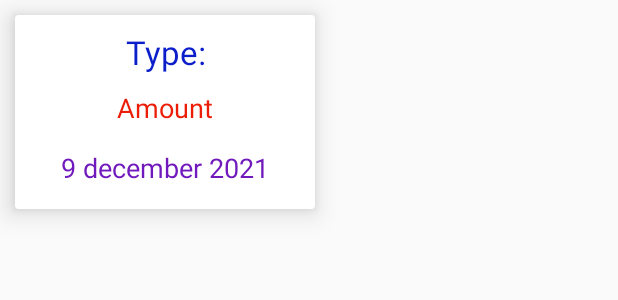
After one commit to CoteleaMarius/Expense-Manager, an Android app: the layout dashboard_expense.xml on its own in the app's theme, with its tools: preview values and no code run, on a phone screen of 412 x 824 dp. The commit adds this screen. Shown: the top 300 px of the screen. Run offline under Robolectric (Android 15) with nearby library versions, the phone set to English and light mode, and no system bars.

```diff
--- /dev/null
+++ b/app/src/main/res/layout/dashboard_expense.xml
@@ -0,0 +1,46 @@
+<?xml version="1.0" encoding="utf-8"?>
+<androidx.cardview.widget.CardView xmlns:android="http://schemas.android.com/apk/res/android"
+    xmlns:app="http://schemas.android.com/apk/res-auto"
+    android:layout_width="200dp"
+    android:layout_height="wrap_content"
+    android:layout_margin="10dp"
+    android:elevation="5dp"
+    app:cardElevation="10dp">
+
+    <LinearLayout
+        android:layout_width="match_parent"
+        android:layout_height="wrap_content"
+        android:layout_margin="10dp"
+        android:orientation="vertical">
+
+        <TextView
+            android:id="@+id/typeExpenseds"
+            android:layout_width="match_parent"
+            android:layout_height="wrap_content"
+            android:gravity="center"
+            android:text="Type:"
+            android:textAppearance="?android:textAppearanceLarge"
+            android:textColor="@color/nav_header" />
+
+        <TextView
+            android:id="@+id/amountExpenseds"
+            android:layout_width="match_parent"
+            android:layout_height="wrap_content"
+            android:layout_marginTop="10dp"
+            android:gravity="center"
+            android:text="Amount"
+            android:textColor="@color/expense_amount"
+            android:textAppearance="?android:textAppearanceMedium" />
+
+        <TextView
+            android:id="@+id/dateExpenseds"
+            android:layout_width="match_parent"
+            android:layout_height="wrap_content"
+            android:layout_marginTop="10dp"
+            android:gravity="center"
+            android:padding="5dp"
+            android:text="9 december 2021"
+            android:textAppearance="?android:textAppearanceMedium"
+            android:textColor="@color/income_color" />
+    </LinearLayout>
+</androidx.cardview.widget.CardView>
--- a/app/src/main/res/menu/navmenu.xml
+++ b/app/src/main/res/menu/navmenu.xml
@@ -12,4 +12,7 @@
         android:id="@+id/expense"
         android:icon="@drawable/expense"
         android:title="Expense" />
+    <item android:id="@+id/logout"
+        android:title="Log out"
+        android:icon="@drawable/logout"/>
 </menu>
```
Also changed, not shown: app/src/main/java/com/example/expensemanager/DashboardFragment.java (+93 -2 lines), app/src/main/java/com/example/expensemanager/HomeActivity.java (+8 -0 lines), app/src/main/res/drawable-anydpi/logout.xml (added, +11 -0 lines), app/src/main/res/layout/dashboard_income.xml (added, +45 -0 lines), app/src/main/res/drawable-hdpi/logout.png (added), app/src/main/res/drawable-mdpi/logout.png (added), app/src/main/res/drawable-xhdpi/logout.png (added), app/src/main/res/drawable-xxhdpi/logout.png (added).
